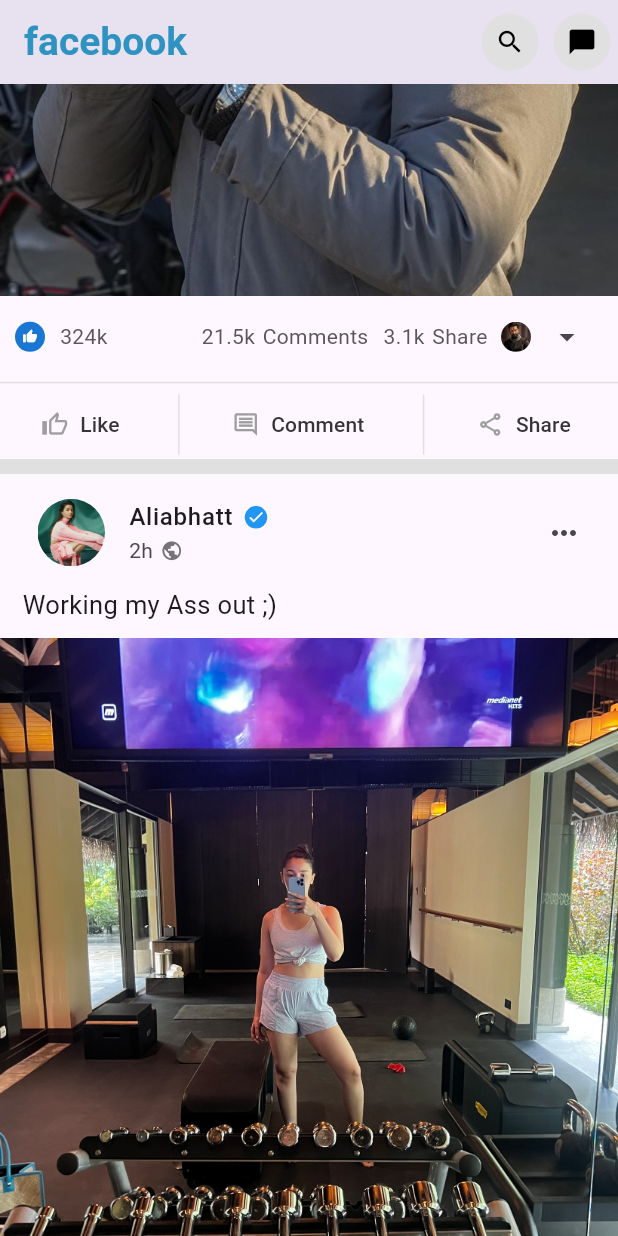
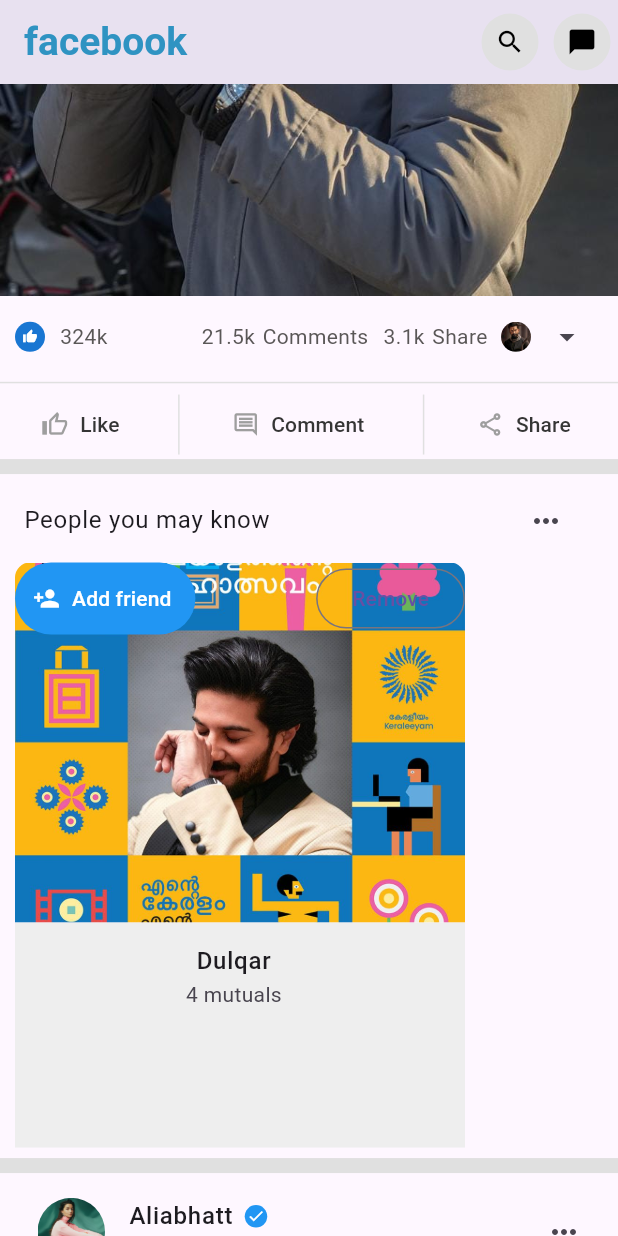
Before and after one commit to haunxx/facebook-home-UI, a Flutter app: the screen it shows after launch, scrolled down 1728 dp, on a phone screen of 412 x 824 dp. Run offline on Flutter 3.47's test engine with Material 3 defaults, Android fonts, the phone set to English and light mode, and no system bars.

Commit message:
adding suggestion

```diff
--- a/lib/home.dart
+++ b/lib/home.dart
@@ -3,6 +3,7 @@
 import 'package:facebook/section/roomSection.dart';
 import 'package:facebook/section/statusSection.dart';
 import 'package:facebook/section/storySection.dart';
+import 'package:facebook/section/suggestionSection.dart';
 import 'package:facebook/widget/divider.dart';
 import 'package:facebook/widget/button.dart';
 import 'package:facebook/widget/postCard.dart';
@@ -88,6 +89,8 @@
                 commentCount: "21.5k",
                 shareCount: "3.1k"),
             thickDivider,
+            SuggestionSection(),
+            thickDivider,
             PostCard(
                 avatar: alia,
                 verfied: true,
--- /dev/null
+++ b/lib/section/suggestionSection.dart
@@ -0,0 +1,31 @@
+import 'package:facebook/widget/suggestionCard.dart';
+import 'package:flutter/material.dart';
+
+class SuggestionSection extends StatelessWidget {
+  @override
+  Widget build(BuildContext context) {
+    return Container(
+      height: 450,
+      child: Column(
+        children: [
+          ListTile(
+            title: Text("People you may know"),
+            trailing: IconButton(
+              onPressed: () {},
+              icon: Icon(Icons.more_horiz),
+            ),
+          ),
+          Container(
+            height: 390,
+            child: ListView(
+              scrollDirection: Axis.horizontal,
+              children: [
+                SuggestionCard(),
+              ],
+            ),
+          )
+        ],
+      ),
+    );
+  }
+}
--- /dev/null
+++ b/lib/widget/suggestionCard.dart
@@ -0,0 +1,85 @@
+import 'package:facebook/assets.dart';
+import 'package:flutter/material.dart';
+
+class SuggestionCard extends StatelessWidget {
+  @override
+  Widget build(BuildContext context) {
+    return Container(
+        width: 300,
+        margin: EdgeInsets.only(left: 10, right: 10),
+        child: Stack(
+          children: [
+            suggestionPic(),
+            suggestionDetails(),
+            iconButton(),
+          ],
+        ));
+  }
+
+  Widget iconButton() {
+    return Row(
+      crossAxisAlignment: CrossAxisAlignment.end,
+      mainAxisAlignment: MainAxisAlignment.spaceBetween,
+      children: [
+        Container(
+          decoration: BoxDecoration(
+              color: Colors.blue,
+              borderRadius: BorderRadius.all(Radius.circular(30))),
+          child: TextButton.icon(
+            onPressed: () {},
+            icon: Icon(
+              Icons.person_add,
+              color: Colors.white,
+            ),
+            label: Text(
+              "Add friend",
+              style: TextStyle(color: Colors.white),
+            ),
+          ),
+        ),
+        OutlinedButton(onPressed: () {}, child: Text("Remove"))
+      ],
+    );
+  }
+
+  Widget suggestionDetails() {
+    return Positioned(
+        bottom: 0,
+        left: 0,
+        right: 0,
+        child: Container(
+            height: 150,
+            color: Colors.grey.shade200,
+            child: ListTile(
+              title: Text(
+                "Dulqar",
+                textAlign: TextAlign.center,
+                style: TextStyle(fontWeight: FontWeight.w500),
+              ),
+              subtitle: Text(
+                "4 mutuals",
+                textAlign: TextAlign.center,
+              ),
+            )));
+  }
+
+  Widget suggestionPic() {
+    return Positioned(
+      height: 240,
+      top: 0,
+      right: 0,
+      left: 0,
+      child: ClipRRect(
+        borderRadius: BorderRadius.only(
+          topLeft: Radius.circular(10),
+          topRight: Radius.circular(10),
+        ),
+        child: Image.asset(
+          dulqar,
+          height: 200,
+          fit: BoxFit.cover,
+        ),
+      ),
+    );
+  }
+}
```
Also changed, not shown: 1 other file.
